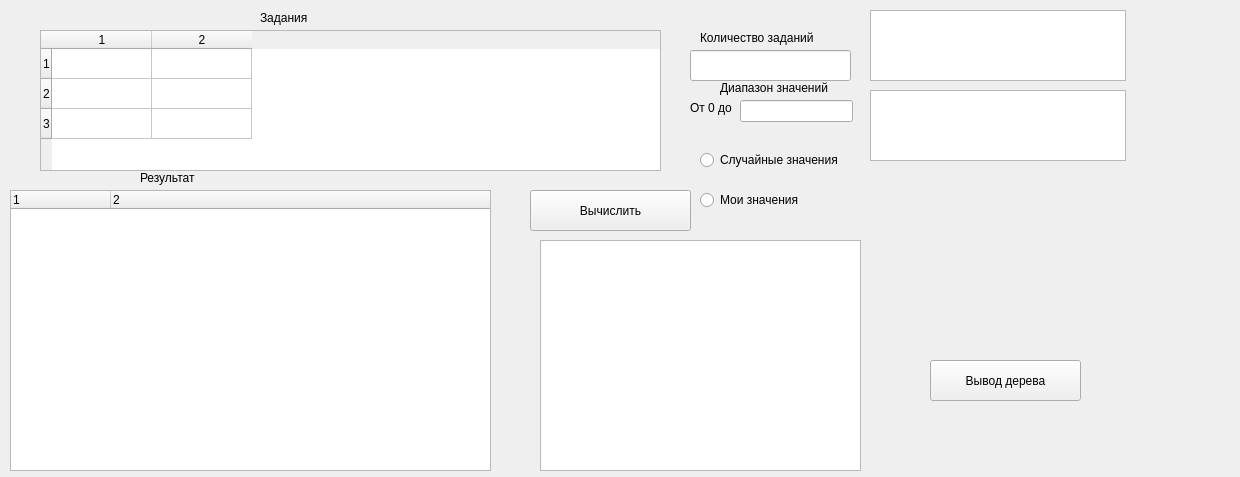
Repoman4uk/TeotiyaRspisaniyWithout2ndAlgoritm, file mainwindow.ui: the form before one commit.
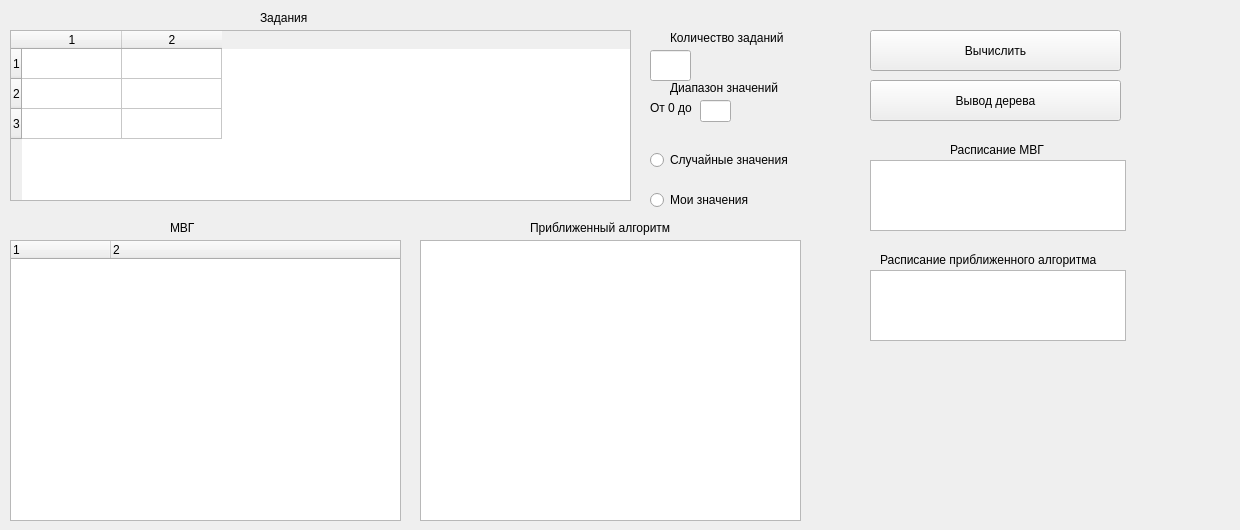
The form after the commit.

```diff
--- a/mainwindow.ui
+++ b/mainwindow.ui
@@ -7,7 +7,7 @@
     <x>0</x>
     <y>0</y>
     <width>1240</width>
-    <height>477</height>
+    <height>530</height>
    </rect>
   </property>
   <property name="windowTitle">
@@ -17,10 +17,10 @@
    <widget class="QTableWidget" name="tasks">
     <property name="geometry">
      <rect>
-      <x>40</x>
+      <x>10</x>
       <y>30</y>
       <width>621</width>
-      <height>141</height>
+      <height>171</height>
      </rect>
     </property>
     <property name="rowCount">
@@ -39,7 +39,7 @@
     <property name="geometry">
      <rect>
       <x>870</x>
-      <y>10</y>
+      <y>160</y>
       <width>256</width>
       <height>71</height>
      </rect>
@@ -48,9 +48,9 @@
    <widget class="QPushButton" name="CalculateButton">
     <property name="geometry">
      <rect>
-      <x>530</x>
-      <y>190</y>
-      <width>161</width>
+      <x>870</x>
+      <y>30</y>
+      <width>251</width>
       <height>41</height>
      </rect>
     </property>
@@ -62,8 +62,8 @@
     <property name="geometry">
      <rect>
       <x>10</x>
-      <y>190</y>
-      <width>481</width>
+      <y>240</y>
+      <width>391</width>
       <height>281</height>
      </rect>
     </property>
@@ -90,9 +90,9 @@
    <widget class="QLineEdit" name="taskCount">
     <property name="geometry">
      <rect>
-      <x>690</x>
+      <x>650</x>
       <y>50</y>
-      <width>161</width>
+      <width>41</width>
       <height>31</height>
      </rect>
     </property>
@@ -113,7 +113,7 @@
    <widget class="QLabel" name="label_2">
     <property name="geometry">
      <rect>
-      <x>700</x>
+      <x>670</x>
       <y>30</y>
       <width>131</width>
       <height>16</height>
@@ -123,23 +123,10 @@
      <string>Количество заданий</string>
     </property>
    </widget>
-   <widget class="QLabel" name="label_3">
-    <property name="geometry">
-     <rect>
-      <x>140</x>
-      <y>170</y>
-      <width>61</width>
-      <height>16</height>
-     </rect>
-    </property>
-    <property name="text">
-     <string>Результат</string>
-    </property>
-   </widget>
    <widget class="QRadioButton" name="radioButton_gen">
     <property name="geometry">
      <rect>
-      <x>700</x>
+      <x>650</x>
       <y>150</y>
       <width>151</width>
       <height>20</height>
@@ -152,7 +139,7 @@
    <widget class="QRadioButton" name="radioButton_2_our">
     <property name="geometry">
      <rect>
-      <x>700</x>
+      <x>650</x>
       <y>190</y>
       <width>121</width>
       <height>20</height>
@@ -165,9 +152,9 @@
    <widget class="QLabel" name="label_time">
     <property name="geometry">
      <rect>
-      <x>880</x>
-      <y>200</y>
-      <width>231</width>
+      <x>870</x>
+      <y>400</y>
+      <width>251</width>
       <height>71</height>
      </rect>
     </property>
@@ -181,9 +168,9 @@
    <widget class="QLineEdit" name="lineEditDiapazon">
     <property name="geometry">
      <rect>
-      <x>740</x>
+      <x>700</x>
       <y>100</y>
-      <width>113</width>
+      <width>31</width>
       <height>22</height>
      </rect>
     </property>
@@ -191,7 +178,7 @@
    <widget class="QLabel" name="label_4">
     <property name="geometry">
      <rect>
-      <x>720</x>
+      <x>670</x>
       <y>80</y>
       <width>121</width>
       <height>16</height>
@@ -204,7 +191,7 @@
    <widget class="QLabel" name="label_5">
     <property name="geometry">
      <rect>
-      <x>690</x>
+      <x>650</x>
       <y>100</y>
       <width>53</width>
       <height>16</height>
@@ -218,7 +205,7 @@
     <property name="geometry">
      <rect>
       <x>870</x>
-      <y>90</y>
+      <y>270</y>
       <width>256</width>
       <height>71</height>
      </rect>
@@ -227,19 +214,19 @@
    <widget class="QTextBrowser" name="textBrowser_2ndAlgWork">
     <property name="geometry">
      <rect>
-      <x>540</x>
+      <x>420</x>
       <y>240</y>
-      <width>321</width>
-      <height>231</height>
+      <width>381</width>
+      <height>281</height>
      </rect>
     </property>
    </widget>
    <widget class="QPushButton" name="pushButton_tree">
     <property name="geometry">
      <rect>
-      <x>930</x>
-      <y>360</y>
-      <width>151</width>
+      <x>870</x>
+      <y>80</y>
+      <width>251</width>
       <height>41</height>
      </rect>
     </property>
@@ -247,6 +234,58 @@
      <string>Вывод дерева</string>
     </property>
    </widget>
+   <widget class="QLabel" name="label_3">
+    <property name="geometry">
+     <rect>
+      <x>170</x>
+      <y>220</y>
+      <width>53</width>
+      <height>16</height>
+     </rect>
+    </property>
+    <property name="text">
+     <string>МВГ</string>
+    </property>
+   </widget>
+   <widget class="QLabel" name="label_6">
+    <property name="geometry">
+     <rect>
+      <x>530</x>
+      <y>220</y>
+      <width>151</width>
+      <height>16</height>
+     </rect>
+    </property>
+    <property name="text">
+     <string>Приближенный алгоритм</string>
+    </property>
+   </widget>
+   <widget class="QLabel" name="label_7">
+    <property name="geometry">
+     <rect>
+      <x>950</x>
+      <y>140</y>
+      <width>121</width>
+      <height>20</height>
+     </rect>
+    </property>
+    <property name="text">
+     <string>Расписание МВГ</string>
+    </property>
+   </widget>
+   <widget class="QLabel" name="label_8">
+    <property name="geometry">
+     <rect>
+      <x>880</x>
+      <y>250</y>
+      <width>241</width>
+      <height>20</height>
+     </rect>
+    </property>
+    <property name="text">
+     <string>Расписание приближенного алгоритма</string>
+    </property>
+   </widget>
   </widget>
  </widget>
  <layoutdefault spacing="6" margin="11"/>
```
